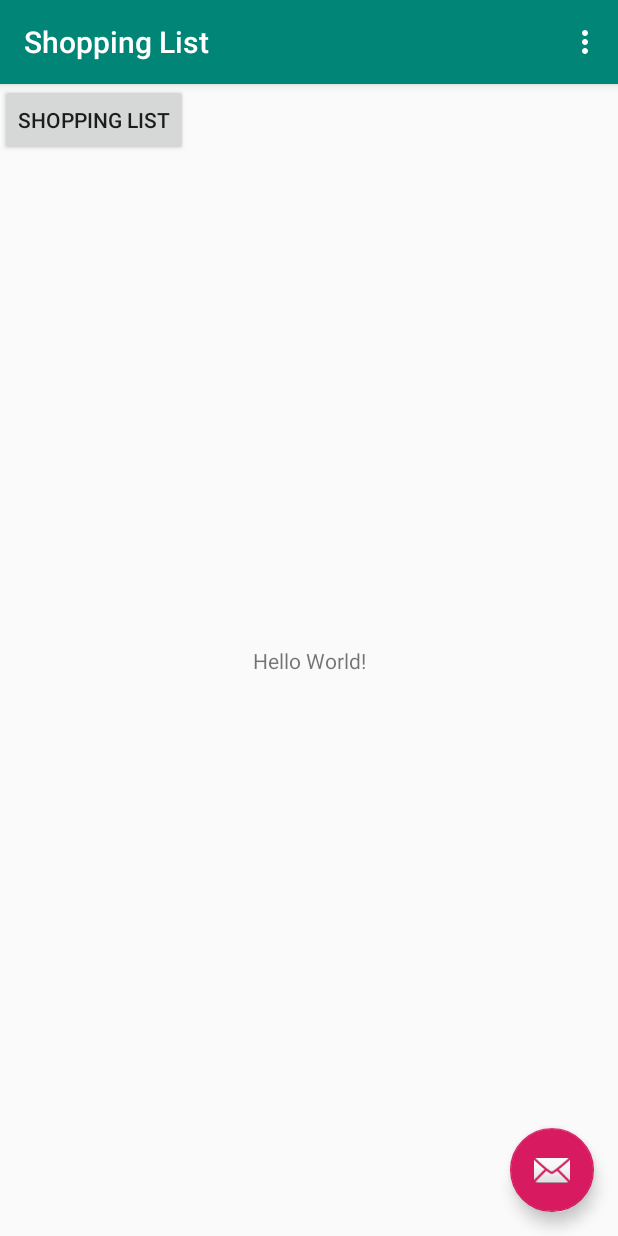
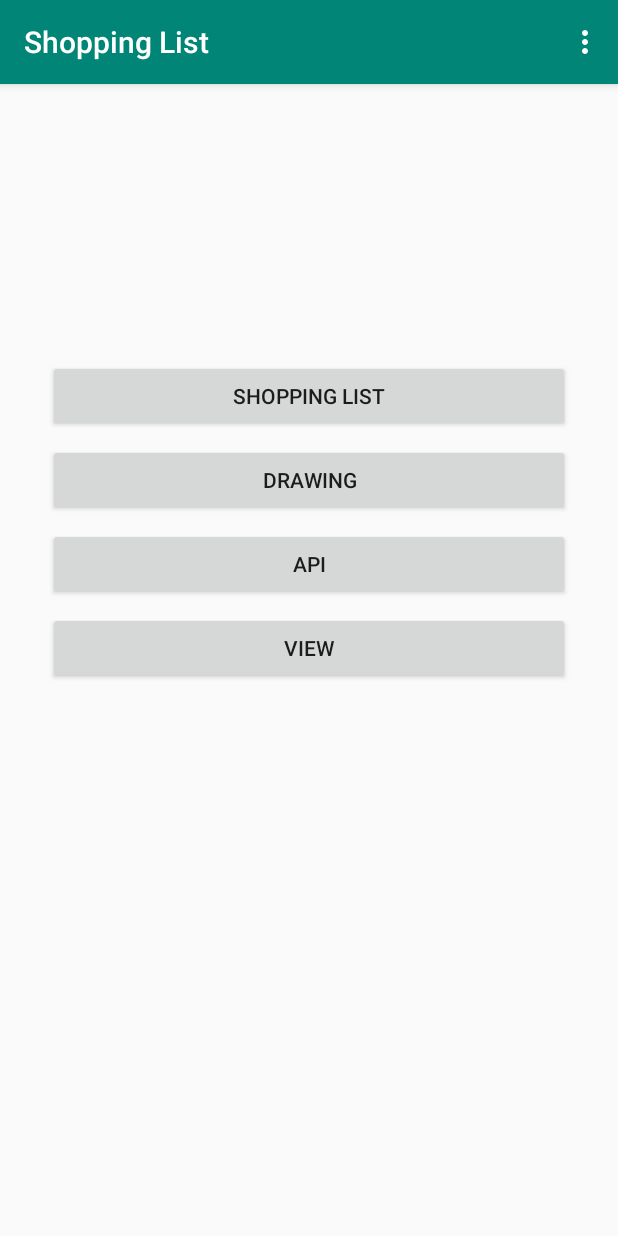
Before and after one commit to aga555/shoppingList, an Android app: the screen it shows after launch (MainActivity), on a phone screen of 412 x 824 dp. Run offline under Robolectric (Android 15) with nearby library versions, the phone set to English and light mode, and no system bars; our stand-ins replace ButterKnife.

Commit message:
main layout

```diff
--- a/app/src/main/java/com/example/shoppinglist/MainActivity.java
+++ b/app/src/main/java/com/example/shoppinglist/MainActivity.java
@@ -34,14 +34,14 @@ public class MainActivity extends AppCompatActivity {
         ButterKnife.bind(this);
         Toolbar toolbar = findViewById(R.id.toolbar);
         setSupportActionBar(toolbar);
-        FloatingActionButton fab = findViewById(R.id.fab);
+       /* FloatingActionButton fab = findViewById(R.id.fab);
         fab.setOnClickListener(new View.OnClickListener() {
             @Override
             public void onClick(View view) {
                 Snackbar.make(view, "Replace with your own action", Snackbar.LENGTH_LONG)
                         .setAction("Action", null).show();
             }
-        });
+        });*/
     }
 
     @OnClick(R.id.shoppingListButton)
--- a/app/src/main/res/layout/activity_main.xml
+++ b/app/src/main/res/layout/activity_main.xml
@@ -22,12 +22,12 @@
 
     <include layout="@layout/content_main" />
 
-    <com.google.android.material.floatingactionbutton.FloatingActionButton
+  <!--  <com.google.android.material.floatingactionbutton.FloatingActionButton
         android:id="@+id/fab"
         android:layout_width="wrap_content"
         android:layout_height="wrap_content"
         android:layout_gravity="bottom|end"
         android:layout_margin="@dimen/fab_margin"
-        app:srcCompat="@android:drawable/ic_dialog_email" />
+        app:srcCompat="@android:drawable/ic_dialog_email" />-->
 
 </androidx.coordinatorlayout.widget.CoordinatorLayout>
--- a/app/src/main/res/layout/content_main.xml
+++ b/app/src/main/res/layout/content_main.xml
@@ -10,19 +10,54 @@
 
     <Button
         android:id="@+id/shoppingListButton"
-        android:layout_width="wrap_content"
+        android:layout_width="0dp"
         android:layout_height="wrap_content"
         android:text="@string/shopping_list_button"
-        tools:layout_editor_absoluteX="16dp"
-        tools:layout_editor_absoluteY="25dp" />
+        app:layout_constraintTop_toTopOf="parent"
+        android:layout_marginTop="8dp"
+        app:layout_constraintBottom_toBottomOf="parent"
+        android:layout_marginBottom="8dp"
+        android:layout_marginLeft="32dp"
+        app:layout_constraintLeft_toLeftOf="parent"
+        app:layout_constraintVertical_bias="0.25"
+        android:layout_marginRight="32dp"
+        app:layout_constraintRight_toRightOf="parent"
+        app:layout_constraintHorizontal_bias="0.497" />
 
-    <TextView
-        android:layout_width="wrap_content"
+    <Button
+        android:id="@+id/button5"
+        android:layout_width="0dp"
         android:layout_height="wrap_content"
-        android:text="Hello World!"
-        app:layout_constraintBottom_toBottomOf="parent"
-        app:layout_constraintLeft_toLeftOf="parent"
-        app:layout_constraintRight_toRightOf="parent"
-        app:layout_constraintTop_toTopOf="parent" />
+        android:layout_marginLeft="0dp"
+        android:layout_marginRight="0dp"
+        android:layout_marginTop="8dp"
+        android:text="@string/draw_button"
+        app:layout_constraintLeft_toLeftOf="@+id/shoppingListButton"
+        app:layout_constraintRight_toRightOf="@+id/shoppingListButton"
+        app:layout_constraintTop_toBottomOf="@+id/shoppingListButton" />
+
+    <Button
+        android:id="@+id/button6"
+        android:layout_width="0dp"
+        android:layout_height="wrap_content"
+        android:layout_marginLeft="0dp"
+        android:layout_marginRight="0dp"
+        android:layout_marginTop="8dp"
+        android:text="@string/api_button"
+        app:layout_constraintLeft_toLeftOf="@+id/button5"
+        app:layout_constraintRight_toRightOf="@+id/button5"
+        app:layout_constraintTop_toBottomOf="@+id/button5" />
+
+    <Button
+        android:id="@+id/button7"
+        android:layout_width="0dp"
+        android:layout_height="wrap_content"
+        android:layout_marginLeft="0dp"
+        android:layout_marginRight="0dp"
+        android:layout_marginTop="8dp"
+        android:text="@string/view_button"
+        app:layout_constraintLeft_toLeftOf="@+id/button6"
+        app:layout_constraintRight_toRightOf="@+id/button6"
+        app:layout_constraintTop_toBottomOf="@+id/button6" />
 
 </androidx.constraintlayout.widget.ConstraintLayout>
--- a/app/src/main/res/values/strings.xml
+++ b/app/src/main/res/values/strings.xml
@@ -2,5 +2,8 @@
     <string name="app_name">Shopping List</string>
     <string name="action_settings">Settings</string>
     <string name="shopping_list_button">Shopping List</string>
+    <string name="draw_button">Drawing</string>
+    <string name="api_button">Api</string>
+    <string name="view_button">View</string>
     <string name="title_activity_shopping_list">ShoppingListActivity</string>
 </resources>
```
Also changed, not shown: 1 other file.
